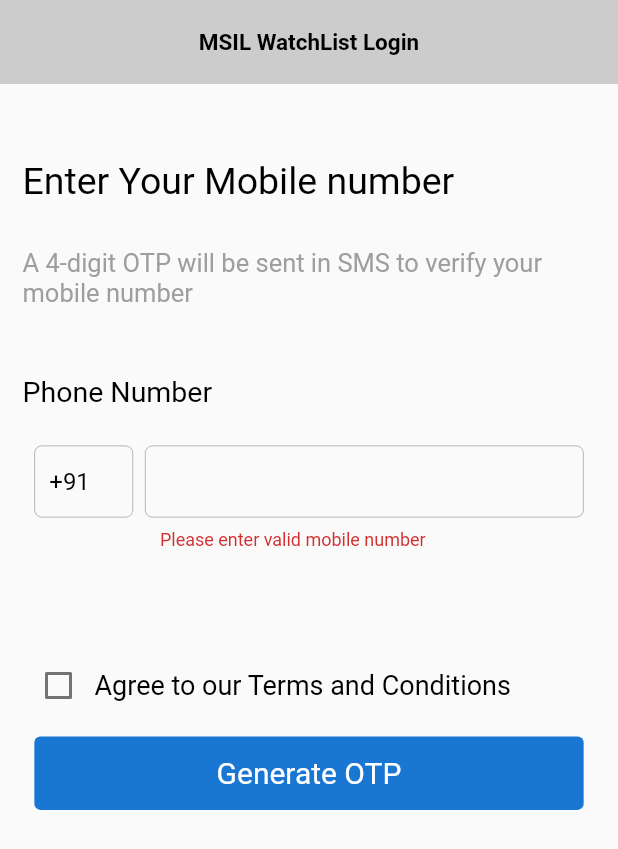
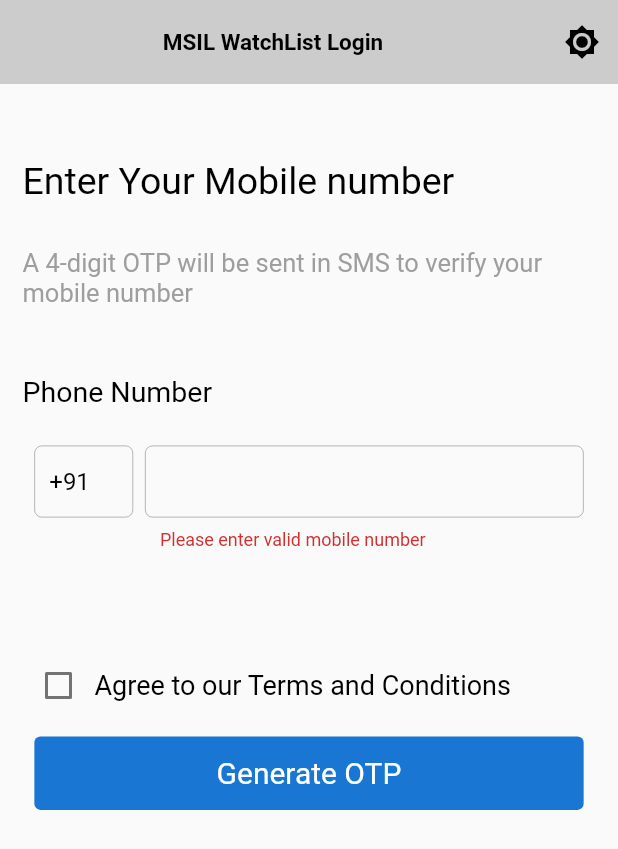
Before and after one commit to akshu-28/watchlist, a Flutter app: the screen it shows after launch, after a tap on "Generate OTP", on a phone screen of 412 x 824 dp. Shown: the top 849 px of the screen. Run offline on Flutter 3.47's test engine with Material 2 defaults, Android fonts, the phone set to English and light mode, and no system bars; our stand-ins replace animated_text_kit, expandable, flutter_bloc, fluttertoast, shared_preferences; missing offline and left inert: sms_otp_auto_verify.

Commit message:
theme support

```diff
--- /dev/null
+++ b/lib/bloc/theme/theme_bloc.dart
@@ -0,0 +1,22 @@
+import 'package:flutter_bloc/flutter_bloc.dart';
+import 'package:shared_preferences/shared_preferences.dart';
+
+part 'theme_event.dart';
+part 'theme_state.dart';
+
+class ThemeBloc extends Bloc<ThemeEvent, ThemeState> {
+  ThemeBloc() : super(ThemeInitState()) {
+    on<ThemechangeEvent>((event, emit) async {
+      SharedPreferences prefs = await SharedPreferences.getInstance();
+      prefs.setBool("isDark", event.darkTheme);
+
+      emit(ThemechangeState(event.darkTheme));
+    });
+
+    on<FetchthemeEvent>((event, emit) async {
+      SharedPreferences prefs = await SharedPreferences.getInstance();
+      bool value = prefs.getBool("isDark") ?? false;
+      emit(ThemechangeState(value));
+    });
+  }
+}
--- /dev/null
+++ b/lib/bloc/theme/theme_event.dart
@@ -0,0 +1,11 @@
+part of 'theme_bloc.dart';
+
+abstract class ThemeEvent {}
+
+class ThemechangeEvent extends ThemeEvent {
+  final bool darkTheme;
+
+  ThemechangeEvent(this.darkTheme);
+}
+
+class FetchthemeEvent extends ThemeEvent {}
--- /dev/null
+++ b/lib/bloc/theme/theme_state.dart
@@ -0,0 +1,14 @@
+part of 'theme_bloc.dart';
+
+abstract class ThemeState {
+  final bool theme;
+  ThemeState(this.theme);
+}
+
+class ThemeInitState extends ThemeState {
+  ThemeInitState() : super(false);
+}
+
+class ThemechangeState extends ThemeState {
+  ThemechangeState(bool isdark) : super(isdark);
+}
--- a/lib/main.dart
+++ b/lib/main.dart
@@ -1,28 +1,59 @@
+import 'dart:developer';
+
 import 'package:flutter/material.dart';
+import 'package:flutter_bloc/flutter_bloc.dart';
+
+import 'package:watchlist/bloc/theme/theme_bloc.dart';
 
 import 'package:watchlist/constants/app_constants.dart';
 import 'package:watchlist/constants/route_name.dart';
 import 'package:watchlist/route_generator.dart';
 
 void main() {
-  runApp(const MyApp());
+  runApp(BlocProvider(
+    create: (context) => ThemeBloc(),
+    child: const MyApp(),
+  ));
   WidgetsFlutterBinding.ensureInitialized();
 }
 
-class MyApp extends StatelessWidget {
+class MyApp extends StatefulWidget {
   const MyApp({Key? key}) : super(key: key);
+
+  @override
+  State<MyApp> createState() => _MyAppState();
+}
+
+class _MyAppState extends State<MyApp> {
+  @override
+  void initState() {
+    BlocProvider.of<ThemeBloc>(context).add(FetchthemeEvent());
+    super.initState();
+  }
 
   // This widget is the root of your application.
   @override
   Widget build(BuildContext context) {
+    return BlocBuilder<ThemeBloc, ThemeState>(
+      builder: (context, state) {
+        log("themes" + state.theme.toString());
         return MaterialApp(
           title: AppConstants.watchlistTitle,
-      theme: ThemeData(
+          theme: state.theme == true
+              ? ThemeData(
+                  indicatorColor: Colors.white,
                   primarySwatch: Colors.blue,
+                  backgroundColor: Colors.black)
+              : ThemeData(
+                  indicatorColor: Colors.black,
+                  primarySwatch: Colors.blue,
+                  backgroundColor: Colors.blue[700],
                 ),
           debugShowCheckedModeBanner: false,
           initialRoute: RouteName.splashScreen,
           onGenerateRoute: RouteGenerator.generateRoute,
         );
+      },
+    );
   }
 }
--- a/lib/ui/screens/registration.dart
+++ b/lib/ui/screens/registration.dart
@@ -210,7 +210,8 @@ class _RegistrationState extends State<Registration> {
                     alignment: Alignment.center,
                     child: TextButton(
                         style: TextButton.styleFrom(
-                          backgroundColor: Colors.blue[700],
+                            backgroundColor:Theme.of(context).backgroundColor
+
                         ),
                         onPressed: () {
                           if (formKey.currentState!.validate()) {
--- a/lib/ui/widgets/app_scaffold.dart
+++ b/lib/ui/widgets/app_scaffold.dart
@@ -1,4 +1,6 @@
 import 'package:flutter/material.dart';
+import 'package:flutter_bloc/flutter_bloc.dart';
+import 'package:watchlist/bloc/theme/theme_bloc.dart';
 
 class Appscaffold extends StatefulWidget {
   const Appscaffold({Key? key, required this.body, this.title})
@@ -11,6 +13,23 @@ class Appscaffold extends StatefulWidget {
 
 class _AppscaffoldState extends State<Appscaffold> {
   @override
+  void initState() {
+    // TODO: implement initState
+    super.initState();
+    getTheme();
+  }
+
+  bool theme = false;
+
+  getTheme() {
+    BlocProvider.of<ThemeBloc>(context)
+      ..add(FetchthemeEvent())
+      ..stream.listen((event) {
+        theme = event.theme;
+      });
+  }
+
+  @override
   Widget build(BuildContext context) {
     return Scaffold(
       appBar: AppBar(
@@ -19,6 +38,17 @@ class _AppscaffoldState extends State<Appscaffold> {
         bottomOpacity: 0,
         shadowColor: Colors.transparent,
         title: widget.title ?? const Text(""),
+        actions: [
+          IconButton(
+              onPressed: () {
+                BlocProvider.of<ThemeBloc>(context)
+                    .add(ThemechangeEvent(!theme));
+              },
+              icon: Icon(
+                Icons.brightness_high_sharp,
+                color: Theme.of(context).indicatorColor,
+              ))
+        ],
       ),
       body: widget.body,
     );
--- a/pubspec.yaml
+++ b/pubspec.yaml
@@ -39,6 +39,7 @@ dependencies:
   sms_otp_auto_verify: ^2.1.0   #used for otp field
   fluttertoast: ^8.0.9          #for displaying toast messages
   animated_text_kit: ^4.2.2     #used for animated text in splash screen
+  shared_preferences: ^2.0.15
 
 
 dev_dependencies:
```
Also changed, not shown: pubspec.lock, 1 other file. Lines whose indentation alone changed are shown as unchanged.
